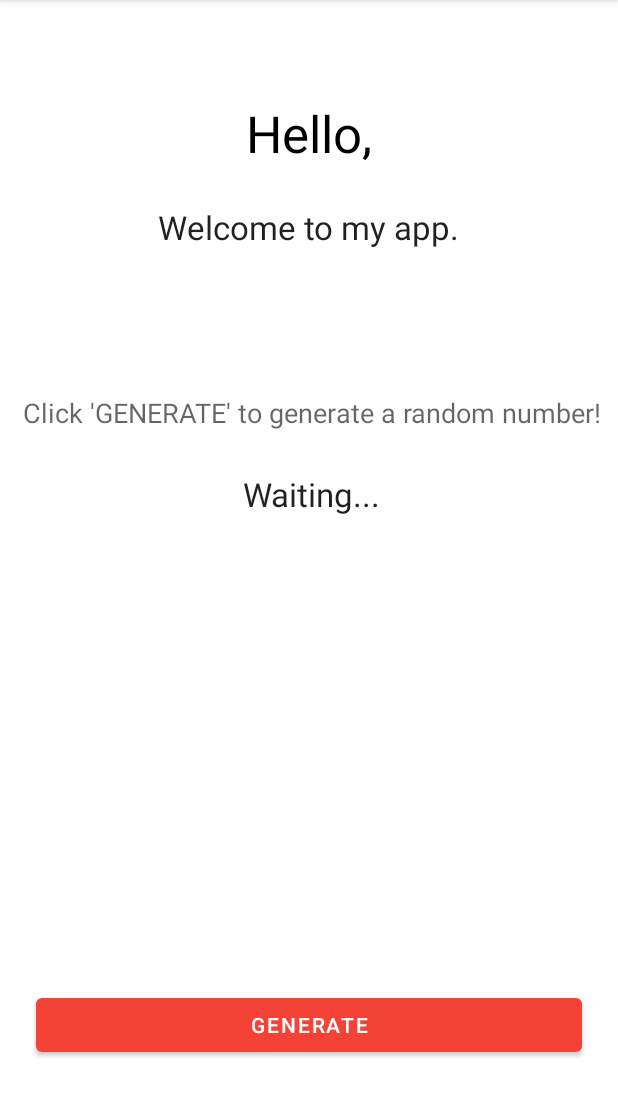
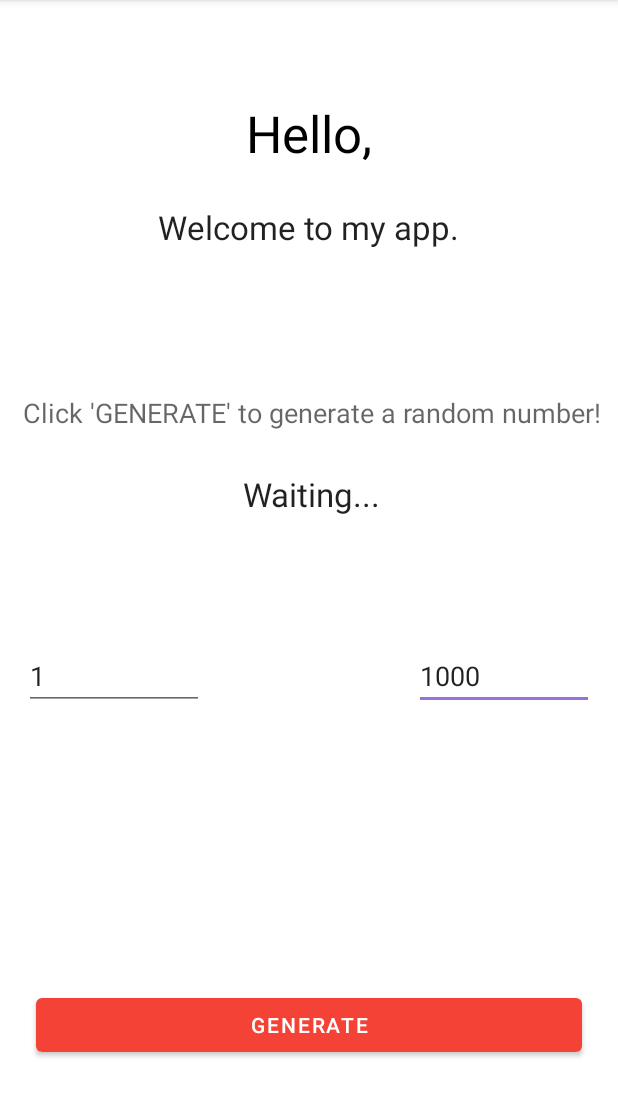
Before and after one commit to nickreesdev/Android-Random-Number-Generator, an Android app: the screen it shows after launch (MainActivity), on a phone screen of 412 x 824 dp, the part 84-1201 px from its top. Run offline under Robolectric (Android 15) with nearby library versions, the phone set to English and light mode, and no system bars.

Commit message:
Add support for min and max numbers

```diff
--- a/app/src/main/java/com/nickreesdev/hello/MainActivity.kt
+++ b/app/src/main/java/com/nickreesdev/hello/MainActivity.kt
@@ -22,10 +22,13 @@ class MainActivity : AppCompatActivity() {
         super.onCreate(savedInstanceState)
         setContentView(R.layout.activity_main)
 
+        val low = findViewById<EditText>(R.id.lowNumberEdit)
+        val high = findViewById<EditText>(R.id.highNumberEdit)
+
         val button = findViewById<Button>(R.id.generate_button)
         button.setOnClickListener {
             val textView = findViewById<TextView>(R.id.response_text)
-            textView.text = randomNumber(1, 1500).toString()
+            textView.text = randomNumber(Integer.parseInt(low.text.toString()), Integer.parseInt(high.text.toString())).toString()
         }
 
     }
--- a/app/src/main/res/layout/activity_main.xml
+++ b/app/src/main/res/layout/activity_main.xml
@@ -71,5 +71,35 @@
         app:layout_constraintTop_toBottomOf="@+id/textView3"
         app:layout_constraintVertical_bias="0.07999998" />
 
+    <EditText
+        android:id="@+id/highNumberEdit"
+        android:layout_width="120dp"
+        android:layout_height="41dp"
+        android:ems="10"
+        android:hint="High"
+        android:inputType="number"
+        android:text="1000"
+        app:layout_constraintBottom_toTopOf="@+id/generate_button"
+        app:layout_constraintEnd_toEndOf="parent"
+        app:layout_constraintHorizontal_bias="0.945"
+        app:layout_constraintStart_toStartOf="parent"
+        app:layout_constraintTop_toBottomOf="@+id/response_text"
+        app:layout_constraintVertical_bias="0.32" />
+
+    <EditText
+        android:id="@+id/lowNumberEdit"
+        android:layout_width="120dp"
+        android:layout_height="41dp"
+        android:ems="10"
+        android:hint="Low"
+        android:inputType="number"
+        android:text="1"
+        app:layout_constraintBottom_toTopOf="@+id/generate_button"
+        app:layout_constraintEnd_toEndOf="parent"
+        app:layout_constraintHorizontal_bias="0.054"
+        app:layout_constraintStart_toStartOf="parent"
+        app:layout_constraintTop_toBottomOf="@+id/response_text"
+        app:layout_constraintVertical_bias="0.32" />
+
 
 </androidx.constraintlayout.widget.ConstraintLayout>
```
